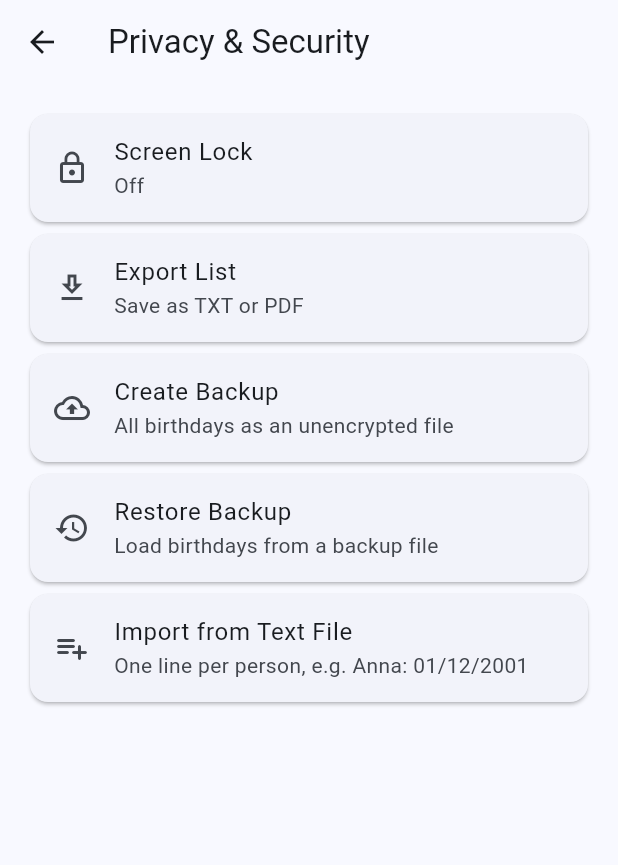
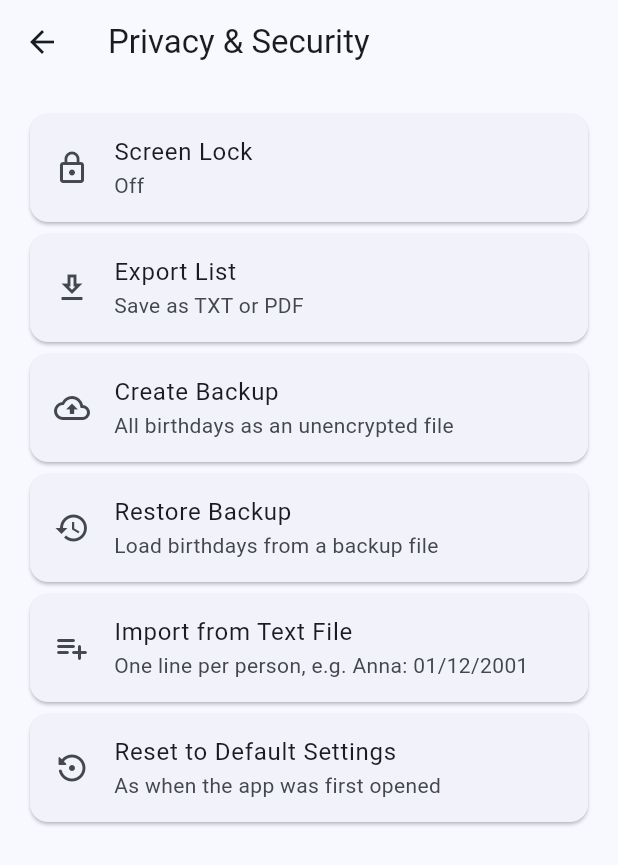
Before and after one commit to ysahl1/BirthdayKeep, a Flutter app: the BirthdayPrivacySettings screen opened directly, on a phone screen of 412 x 824 dp. Shown: the top 865 px of the screen. Run offline on Flutter 3.47's test engine with Material 3 defaults, Android fonts, the phone set to English and light mode, and no system bars; our stand-ins replace file_picker, flutter_local_notifications, flutter_timezone, local_auth, package_info_plus, pdf and 2 more; accounts and stored records are empty.

Commit message:
Balloons as default icon, colored shortcuts, reset to default settings
- Balloons is the new default app icon
- Long-press shortcuts use a colored circle in the color of the chosen icon
- Privacy: reset all settings to defaults with warning, birthdays are kept
- Resetting requires confirming an active app lock

Co-Authored-By: Claude Opus 5.5 <noreply@anthropic.com>

```diff
--- a/lib/appIconImage.dart
+++ b/lib/appIconImage.dart
@@ -14,7 +14,7 @@ class AppIconImage extends StatelessWidget {
       initialData: integration.currentAppIcon,
       builder:
           (_, icon) => Image.asset(
-            (icon.data ?? AppIcon.cake).asset,
+            (icon.data ?? AppIcon.standard).asset,
             width: size,
             height: size,
             fit: BoxFit.cover,
--- a/lib/designSettings.dart
+++ b/lib/designSettings.dart
@@ -42,7 +42,7 @@ class _BirthdayDesignSettingsState extends State<BirthdayDesignSettings> {
     _AccentColor('Brown', Color(0xFF795548)),
   ];
 
-  AppIcon _appIcon = AppIcon.cake;
+  AppIcon _appIcon = AppIcon.standard;
 
   @override
   void initState() {
--- a/lib/l10n/appStrings.dart
+++ b/lib/l10n/appStrings.dart
@@ -217,6 +217,17 @@ class AppStrings {
     'Keine neuen Geburtstage in der Datei gefunden',
     'No new birthdays found in the file',
   );
+  String get resetSettings =>
+      _t('Auf Standardeinstellungen zurücksetzen', 'Reset to Default Settings');
+  String get resetSettingsHint =>
+      _t('Wie beim ersten Öffnen der App', 'As when the app was first opened');
+  String get resetSettingsWarning => _t(
+    'Alle Einstellungen werden zurückgesetzt, auch App-Sperre, Design, Sprache und Erinnerungen. Deine Geburtstage bleiben erhalten.',
+    'All settings will be reset, including app lock, design, language and reminders. Your birthdays are kept.',
+  );
+  String get reset => _t('Zurücksetzen', 'Reset');
+  String get settingsReset =>
+      _t('Einstellungen zurückgesetzt', 'Settings reset');
   String get restore => _t('Wiederherstellen', 'Restore');
   String get saved => _t('Datei gespeichert', 'File saved');
   String get saveFailed =>
--- a/lib/main.dart
+++ b/lib/main.dart
@@ -113,6 +113,12 @@ class _BirthdayMarkerAppState extends State<BirthdayMarkerApp> {
       NotificationService.instance.reschedule();
       HomeIntegration.instance.refreshWidgets();
     });
+    AppSettings.onReset = () {
+      themeNotifier.value = _settings.themeMode;
+      localeNotifier.value = _settings.locale;
+      accentColorNotifier.value = _settings.accentColor;
+      amoledNotifier.value = _settings.amoled;
+    };
     _checkAuthentication();
   }
 
--- a/lib/services/homeIntegration.dart
+++ b/lib/services/homeIntegration.dart
@@ -4,10 +4,12 @@ import 'package:flutter/foundation.dart';
 import 'package:flutter/services.dart';
 
 enum AppIcon {
+  balloons,
   cake,
-  balloons,
   calendar,
   cupcake;
+
+  static const AppIcon standard = AppIcon.balloons;
 
   String get asset => 'assets/icon/app_icon_$name.png';
 }
@@ -34,12 +36,13 @@ class HomeIntegration {
   }
 
   // Zuletzt bekanntes Icon, damit Bilder ohne Flackern das richtige zeigen
-  AppIcon currentAppIcon = AppIcon.cake;
+  AppIcon currentAppIcon = AppIcon.standard;
 
   Future<AppIcon> getAppIcon() async {
     if (!Platform.isAndroid) return currentAppIcon;
     final name = await _channel.invokeMethod<String>('getAppIcon');
-    return currentAppIcon = AppIcon.values.asNameMap()[name] ?? AppIcon.cake;
+    return currentAppIcon =
+        AppIcon.values.asNameMap()[name] ?? AppIcon.standard;
   }
 
   Future<void> setAppIcon(AppIcon icon) async {
```
Also changed, not shown: lib/privacySettings.dart (+53 -0 lines), lib/screenLockSettings.dart (+21 -15 lines), lib/services/appSettings.dart (+12 -0 lines), 27 other files.
